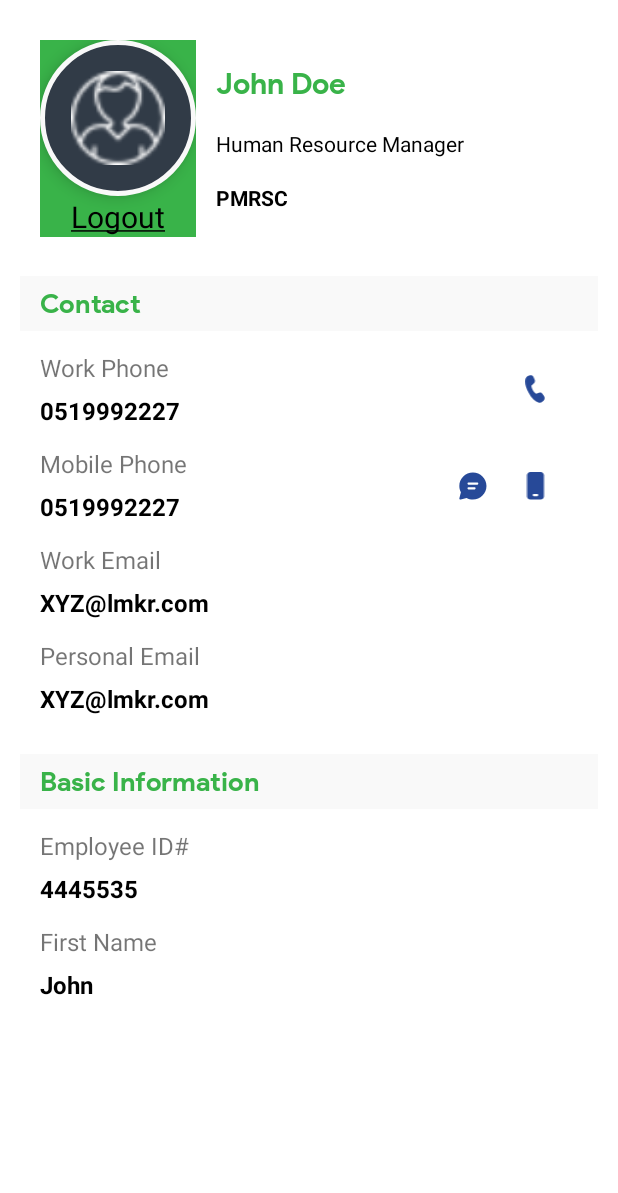
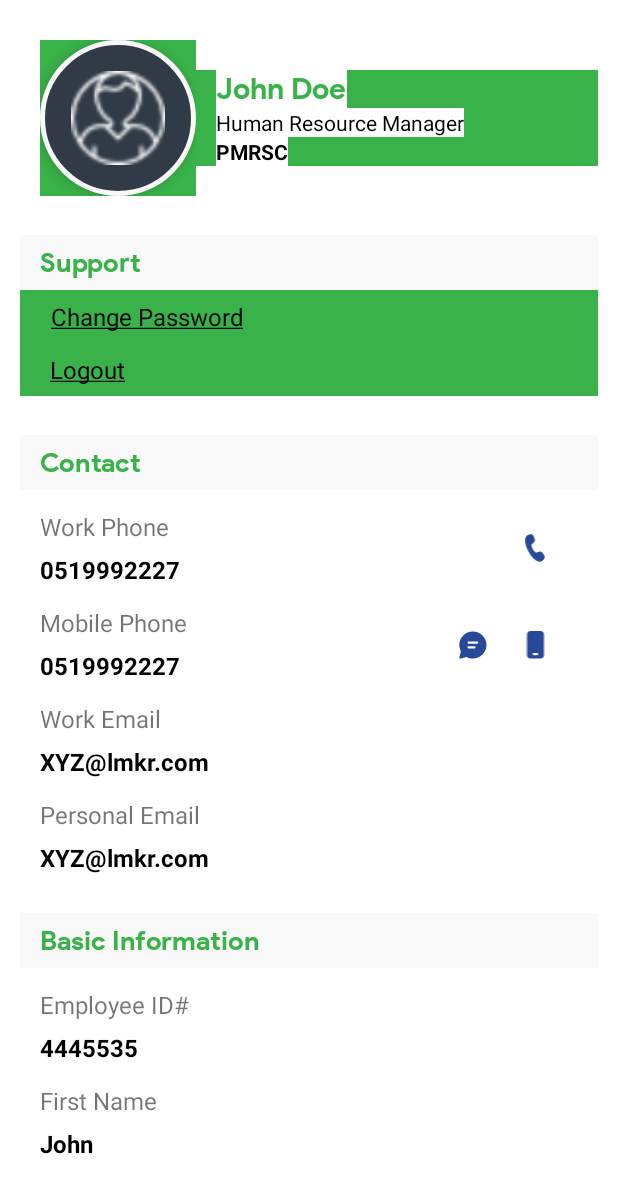
Before and after one commit to SaadNadeem123/PRMSC_HRM_Employee, an Android app: the layout fragment_personal.xml on its own in the app's theme, with its tools: preview values and no code run, on a phone screen of 412 x 824 dp. Shown: the top 1193 px of the screen. Run offline under Robolectric (Android 15) with nearby library versions, the phone set to English and light mode, and no system bars; Roboto replaces fonts that are not available here.

Commit message:
change password implemented
change password implemented

```diff
--- a/app/src/main/java/com/lmkr/prmscemployeeapp/data/webservice/api/Urls.java
+++ b/app/src/main/java/com/lmkr/prmscemployeeapp/data/webservice/api/Urls.java
@@ -35,6 +35,9 @@ public interface Urls {
 
     @POST("employee/login")
     Call<UserData> loginUserApi(@Body JsonObject body);
+
+     @POST("employee/changePassword")
+    Call<ApiBaseResponse> changePassword(@Header("Authorization") String standardHeaders,@Body JsonObject body);
 
     @PUT("attendance/attendance/{UserID}")
     Call<ApiBaseResponse> checkout(@Header("Authorization") String standardHeaders,@Path("UserID") String user_id,@Body JsonObject body);
--- a/app/src/main/java/com/lmkr/prmscemployeeapp/ui/leaverequest/LeaveRequestFragment.java
+++ b/app/src/main/java/com/lmkr/prmscemployeeapp/ui/leaverequest/LeaveRequestFragment.java
@@ -435,7 +435,6 @@ public class LeaveRequestFragment extends Fragment {
                 }
             }
 
-
             removeSpinnerListeners();
 
             LeaveCount selected = leaveType;
--- a/app/src/main/res/layout/fragment_personal.xml
+++ b/app/src/main/res/layout/fragment_personal.xml
@@ -1,9 +1,9 @@
 <?xml version="1.0" encoding="utf-8"?>
 <androidx.constraintlayout.widget.ConstraintLayout xmlns:android="http://schemas.android.com/apk/res/android"
     xmlns:app="http://schemas.android.com/apk/res-auto"
+    xmlns:tools="http://schemas.android.com/tools"
     android:layout_width="match_parent"
     android:layout_height="match_parent"
-    xmlns:tools="http://schemas.android.com/tools"
     tools:context=".ui.myinfo.personalUi.personalFragment">
 
 
@@ -26,10 +26,10 @@
                 android:id="@+id/ll"
                 android:layout_width="@dimen/_80sdp"
                 android:layout_height="wrap_content"
-                android:orientation="vertical"
-                android:gravity="center_horizontal"
                 android:layout_marginStart="@dimen/_10sdp"
                 android:layout_marginTop="@dimen/_10sdp"
+                android:gravity="center_horizontal"
+                android:orientation="vertical"
                 app:layout_constraintStart_toStartOf="parent"
                 app:layout_constraintTop_toTopOf="parent">
 
@@ -46,51 +46,46 @@
                     app:layout_constraintStart_toStartOf="parent"
                     app:layout_constraintTop_toTopOf="parent" />
 
-                <com.lmkr.prmscemployeeapp.ui.customViews.UnderlineTextView
-                    android:id="@+id/logout"
-                    android:layout_width="wrap_content"
+            </LinearLayout>
+
+            <LinearLayout
+                android:id="@+id/ll2"
+                android:layout_width="0dp"
                 android:layout_height="wrap_content"
-                    android:text="@string/logout"
-                    android:textSize="20dp"
-                    android:clickable="true"
-                    android:textColor="@color/clickable_text_black_to_grey"/>
-            </LinearLayout>
+                android:orientation="vertical"
+                app:layout_constraintEnd_toEndOf="parent"
+                app:layout_constraintStart_toEndOf="@+id/ll"
+                app:layout_constraintTop_toTopOf="@id/ll"
+                app:layout_constraintBottom_toBottomOf="@+id/ll">
+
                 <androidx.appcompat.widget.AppCompatTextView
                     android:id="@+id/name"
-                android:layout_width="0dp"
+                    android:layout_width="wrap_content"
                     android:layout_height="wrap_content"
                     android:layout_marginStart="@dimen/_10sdp"
                     android:layout_marginEnd="@dimen/_10sdp"
                     android:background="@android:color/white"
+                    android:fontFamily="@font/product_sans_bold"
                     android:maxLines="1"
                     android:text="John Doe"
-                android:fontFamily="@font/product_sans_bold"
                     android:textColor="@color/text_color"
-                android:textSize="20sp"
-                app:layout_constraintBottom_toTopOf="@+id/designation"
-                app:layout_constraintEnd_toEndOf="parent"
-                app:layout_constraintStart_toEndOf="@+id/ll"
-                app:layout_constraintTop_toTopOf="@+id/ll" />
+                    android:textSize="20sp" />
 
                 <androidx.appcompat.widget.AppCompatTextView
                     android:id="@+id/designation"
-                android:layout_width="0dp"
+                    android:layout_width="wrap_content"
                     android:layout_height="wrap_content"
                     android:layout_marginStart="@dimen/_10sdp"
                     android:layout_marginEnd="@dimen/_10sdp"
                     android:background="@android:color/white"
                     android:maxLines="1"
                     android:text="Human Resource Manager"
-                android:textSize="14sp"
                     android:textColor="@color/black"
-                app:layout_constraintBottom_toTopOf="@+id/department"
-                app:layout_constraintEnd_toEndOf="parent"
-                app:layout_constraintStart_toEndOf="@+id/ll"
-                app:layout_constraintTop_toBottomOf="@+id/name" />
+                    android:textSize="14sp" />
 
                 <androidx.appcompat.widget.AppCompatTextView
                     android:id="@+id/department"
-                android:layout_width="0dp"
+                    android:layout_width="wrap_content"
                     android:layout_height="wrap_content"
                     android:layout_marginStart="@dimen/_10sdp"
                     android:layout_marginEnd="@dimen/_10sdp"
@@ -99,45 +94,94 @@
                     android:text="PMRSC"
                     android:textColor="@android:color/black"
                     android:textSize="14sp"
-                android:textStyle="bold"
-                app:layout_constraintBottom_toTopOf="@+id/officeAddress"
-                app:layout_constraintEnd_toEndOf="parent"
-                app:layout_constraintStart_toEndOf="@+id/ll"
-                app:layout_constraintTop_toBottomOf="@+id/designation" />
+                    android:textStyle="bold" />
 
                 <androidx.appcompat.widget.AppCompatTextView
                     android:id="@+id/officeAddress"
-                android:layout_width="0dp"
+                    android:layout_width="wrap_content"
                     android:layout_height="wrap_content"
                     android:layout_marginStart="@dimen/_10sdp"
                     android:layout_marginEnd="@dimen/_10sdp"
                     android:background="@android:color/white"
                     android:maxLines="1"
                     android:text="Lahore (Head Office)"
-                android:visibility="gone"
                     android:textSize="14sp"
-                app:layout_constraintBottom_toBottomOf="@+id/ll"
+                    android:visibility="gone" />
+
+            </LinearLayout>
+
+
+            <androidx.appcompat.widget.AppCompatTextView
+                android:id="@+id/textAction"
+                android:layout_width="match_parent"
+                android:layout_height="@dimen/_28sdp"
+                android:layout_marginTop="@dimen/_20sdp"
+                android:background="@color/view_bg"
+                android:fontFamily="@font/product_sans_bold"
+                android:gravity="center_vertical"
+                android:paddingStart="@dimen/_10sdp"
+                android:text="@string/support"
+                android:textColor="@color/text_color"
+                android:textSize="18sp"
                 app:layout_constraintEnd_toEndOf="parent"
-                app:layout_constraintStart_toEndOf="@+id/ll"
-                app:layout_constraintTop_toBottomOf="@+id/department" />
+                app:layout_constraintStart_toStartOf="parent"
+                app:layout_constraintTop_toBottomOf="@+id/ll"
+                tools:ignore="RtlSymmetry" />
 
+
+            <LinearLayout
+                android:id="@+id/ll3"
+                android:layout_width="match_parent"
+                android:layout_height="wrap_content"
+                android:orientation="vertical"
+                android:textStyle="bold"
+                app:layout_constraintStart_toStartOf="parent"
+                app:layout_constraintTop_toBottomOf="@+id/textAction">
+
+                <com.lmkr.prmscemployeeapp.ui.customViews.UnderlineTextView
+                    android:id="@+id/changePassword"
+                    android:layout_width="wrap_content"
+                    android:layout_height="wrap_content"
+                    android:clickable="true"
+                    android:layout_marginStart="@dimen/_10sdp"
+                    android:layout_marginEnd="@dimen/_10sdp"
+                    android:gravity="end"
+                    android:padding="@dimen/_5sdp"
+                    android:text="@string/change_password"
+                    android:textColor="@color/clickable_text_black_to_grey"
+                    android:textSize="16sp" />
+
+                <com.lmkr.prmscemployeeapp.ui.customViews.UnderlineTextView
+                    android:id="@+id/logout"
+                    android:layout_width="wrap_content"
+                    android:layout_height="wrap_content"
+                    android:layout_marginStart="@dimen/_10sdp"
+                    android:layout_marginEnd="@dimen/_10sdp"
+                    android:clickable="true"
+                    android:gravity="end"
+                    android:padding="@dimen/_5sdp"
+                    android:text="@string/logout"
+                    android:textColor="@color/clickable_text_black_to_grey"
+                    android:textSize="16sp" />
+
+            </LinearLayout>
 
 
             <androidx.appcompat.widget.AppCompatTextView
                 android:id="@+id/text1"
                 android:layout_width="match_parent"
                 android:layout_height="@dimen/_28sdp"
-                app:layout_constraintEnd_toEndOf="parent"
                 android:layout_marginTop="@dimen/_20sdp"
                 android:background="@color/view_bg"
+                android:fontFamily="@font/product_sans_bold"
+                android:gravity="center_vertical"
+                android:paddingStart="@dimen/_10sdp"
                 android:text="@string/contact"
-                android:fontFamily="@font/product_sans_bold"
                 android:textColor="@color/text_color"
                 android:textSize="18sp"
-                android:paddingStart="@dimen/_10sdp"
-                android:gravity="center_vertical"
+                app:layout_constraintEnd_toEndOf="parent"
                 app:layout_constraintStart_toStartOf="parent"
-                app:layout_constraintTop_toBottomOf="@+id/ll"
+                app:layout_constraintTop_toBottomOf="@+id/ll3"
                 tools:ignore="RtlSymmetry" />
 
 
@@ -145,11 +189,11 @@
                 android:id="@+id/text2"
                 android:layout_width="wrap_content"
                 android:layout_height="wrap_content"
+                android:layout_marginStart="@dimen/_10sdp"
                 android:layout_marginTop="@dimen/_10sdp"
                 android:background="@color/white"
                 android:text="@string/work_phone"
                 android:textSize="16sp"
-                android:layout_marginStart="@dimen/_10sdp"
                 app:layout_constraintStart_toStartOf="parent"
                 app:layout_constraintTop_toBottomOf="@+id/text1" />
 
@@ -157,13 +201,13 @@
                 android:id="@+id/landline"
                 android:layout_width="wrap_content"
                 android:layout_height="wrap_content"
+                android:layout_marginStart="@dimen/_10sdp"
                 android:layout_marginTop="@dimen/_5sdp"
                 android:background="@color/white"
                 android:text="0519992227"
-                android:textStyle="bold"
                 android:textColor="@color/black"
                 android:textSize="16sp"
-                android:layout_marginStart="@dimen/_10sdp"
+                android:textStyle="bold"
                 app:layout_constraintStart_toStartOf="parent"
                 app:layout_constraintTop_toBottomOf="@+id/text2" />
 
@@ -211,11 +255,11 @@
                 android:id="@+id/text8"
                 android:layout_width="wrap_content"
                 android:layout_height="wrap_content"
+                android:layout_marginStart="@dimen/_10sdp"
                 android:layout_marginTop="@dimen/_10sdp"
                 android:background="@color/white"
                 android:text="@string/mobile_phone"
                 android:textSize="16sp"
-                android:layout_marginStart="@dimen/_10sdp"
                 app:layout_constraintStart_toStartOf="parent"
                 app:layout_constraintTop_toBottomOf="@+id/landline" />
 
@@ -223,13 +267,13 @@
                 android:id="@+id/mobilePhone"
                 android:layout_width="wrap_content"
                 android:layout_height="wrap_content"
+                android:layout_marginStart="@dimen/_10sdp"
                 android:layout_marginTop="@dimen/_5sdp"
                 android:background="@color/white"
                 android:text="0519992227"
-                android:textStyle="bold"
                 android:textColor="@color/black"
                 android:textSize="16sp"
-                android:layout_marginStart="@dimen/_10sdp"
+                android:textStyle="bold"
                 app:layout_constraintStart_toStartOf="parent"
                 app:layout_constraintTop_toBottomOf="@+id/text8" />
 
@@ -238,11 +282,11 @@
                 android:id="@+id/text3"
                 android:layout_width="wrap_content"
                 android:layout_height="wrap_content"
+                android:layout_marginStart="@dimen/_10sdp"
                 android:layout_marginTop="@dimen/_10sdp"
                 android:background="@color/white"
                 android:text="@string/work_email"
                 android:textSize="16sp"
-                android:layout_marginStart="@dimen/_10sdp"
                 app:layout_constraintStart_toStartOf="parent"
                 app:layout_constraintTop_toBottomOf="@+id/mobilePhone" />
 
@@ -250,13 +294,13 @@
                 android:id="@+id/workEmail"
                 android:layout_width="wrap_content"
                 android:layout_height="wrap_content"
+                android:layout_marginStart="@dimen/_10sdp"
                 android:layout_marginTop="@dimen/_5sdp"
                 android:background="@color/white"
                 android:text="XYZ@lmkr.com"
-                android:textStyle="bold"
                 android:textColor="@color/black"
                 android:textSize="16sp"
-                android:layout_marginStart="@dimen/_10sdp"
+                android:textStyle="bold"
                 app:layout_constraintStart_toStartOf="parent"
                 app:layout_constraintTop_toBottomOf="@+id/text3" />
 
@@ -264,11 +308,11 @@
                 android:id="@+id/text4"
                 android:layout_width="wrap_content"
                 android:layout_height="wrap_content"
+                android:layout_marginStart="@dimen/_10sdp"
                 android:layout_marginTop="@dimen/_10sdp"
                 android:background="@color/white"
                 android:text="@string/personal_email"
                 android:textSize="16sp"
-                android:layout_marginStart="@dimen/_10sdp"
                 app:layout_constraintStart_toStartOf="parent"
                 app:layout_constraintTop_toBottomOf="@+id/workEmail" />
 
@@ -276,13 +320,13 @@
                 android:id="@+id/personalEmail"
                 android:layout_width="wrap_content"
                 android:layout_height="wrap_content"
+                android:layout_marginStart="@dimen/_10sdp"
                 android:layout_marginTop="@dimen/_5sdp"
                 android:background="@color/white"
                 android:text="XYZ@lmkr.com"
-                android:textStyle="bold"
                 android:textColor="@color/black"
                 android:textSize="16sp"
-                android:layout_marginStart="@dimen/_10sdp"
+                android:textStyle="bold"
                 app:layout_constraintStart_toStartOf="parent"
                 app:layout_constraintTop_toBottomOf="@+id/text4" />
 
@@ -290,15 +334,15 @@
                 android:id="@+id/text5"
                 android:layout_width="match_parent"
                 android:layout_height="@dimen/_28sdp"
-                app:layout_constraintEnd_toEndOf="parent"
                 android:layout_marginTop="@dimen/_20sdp"
                 android:background="@color/view_bg"
+                android:fontFamily="@font/product_sans_bold"
+                android:gravity="center_vertical"
+                android:paddingStart="@dimen/_10sdp"
                 android:text="@string/basic_info"
                 android:textColor="@color/text_color"
                 android:textSize="18sp"
-                android:paddingStart="@dimen/_10sdp"
-                android:fontFamily="@font/product_sans_bold"
-                android:gravity="center_vertical"
+                app:layout_constraintEnd_toEndOf="parent"
                 app:layout_constraintStart_toStartOf="parent"
                 app:layout_constraintTop_toBottomOf="@+id/personalEmail"
                 tools:ignore="RtlSymmetry" />
@@ -307,11 +351,11 @@
                 android:id="@+id/text6"
                 android:layout_width="wrap_content"
                 android:layout_height="wrap_content"
+                android:layout_marginStart="@dimen/_10sdp"
                 android:layout_marginTop="@dimen/_10sdp"
                 android:background="@color/white"
                 android:text="@string/employee_id"
                 android:textSize="16sp"
-                android:layout_marginStart="@dimen/_10sdp"
                 app:layout_constraintStart_toStartOf="parent"
                 app:layout_constraintTop_toBottomOf="@+id/text5" />
 
@@ -319,13 +363,13 @@
                 android:id="@+id/employeeId"
                 android:layout_width="wrap_content"
                 android:layout_height="wrap_content"
+                android:layout_marginStart="@dimen/_10sdp"
                 android:layout_marginTop="@dimen/_5sdp"
                 android:background="@color/white"
                 android:text="4445535"
-                android:textStyle="bold"
                 android:textColor="@color/black"
                 android:textSize="16sp"
-                android:layout_marginStart="@dimen/_10sdp"
+                android:textStyle="bold"
                 app:layout_constraintStart_toStartOf="parent"
                 app:layout_constraintTop_toBottomOf="@+id/text6" />
 
@@ -333,11 +377,11 @@
                 android:id="@+id/text7"
                 android:layout_width="wrap_content"
                 android:layout_height="wrap_content"
+                android:layout_marginStart="@dimen/_10sdp"
                 android:layout_marginTop="@dimen/_10sdp"
                 android:background="@color/white"
                 android:text="@string/first_name"
                 android:textSize="16sp"
-                android:layout_marginStart="@dimen/_10sdp"
                 app:layout_constraintStart_toStartOf="parent"
                 app:layout_constraintTop_toBottomOf="@+id/employeeId" />
 
@@ -345,16 +389,15 @@
                 android:id="@+id/firstName"
                 android:layout_width="wrap_content"
                 android:layout_height="wrap_content"
+                android:layout_marginStart="@dimen/_10sdp"
                 android:layout_marginTop="@dimen/_5sdp"
                 android:background="@color/white"
                 android:text="John"
-                android:textStyle="bold"
                 android:textColor="@color/black"
                 android:textSize="16sp"
-                android:layout_marginStart="@dimen/_10sdp"
+                android:textStyle="bold"
                 app:layout_constraintStart_toStartOf="parent"
                 app:layout_constraintTop_toBottomOf="@+id/text7" />
-
  </androidx.constraintlayout.widget.ConstraintLayout>
 
     </ScrollView>
--- a/app/src/main/res/values/colors.xml
+++ b/app/src/main/res/values/colors.xml
@@ -20,7 +20,8 @@
     <color name="grey_text">#737270</color>
     <color name="grey_text_disabled">#D9D9D9</color>
     <color name="red">#F84B4B</color>
-    <color name ="text_color">#39B349</color>
+<!--    <color name ="text_color">#39B349</color>-->
+    <color name ="text_color">@color/app_green</color>
     <color name ="view_bg">#F9F9F9</color>
     <color name="document_tv_color">#274998</color>
 </resources>
--- a/app/src/main/res/values/strings.xml
+++ b/app/src/main/res/values/strings.xml
@@ -132,5 +132,11 @@
     <string name="size_greater_than_2mb">File size is greater than 2MB</string>
     <string name="no_record_found">No Record Found</string>
     <string name="connect_to_binded_wifi">"Kindly connect to binded wifi to proceed. "</string>
+    <string name="change_password">Change Password</string>
+    <string name="support">Support</string>
+    <string name="current_password">Current Password</string>
+    <string name="new_password">New Password</string>
+    <string name="confirm_password">Confirm Password</string>
+    <string name="submit">Submit</string>
 
 </resources>
```
Also changed, not shown: app/src/main/java/com/lmkr/prmscemployeeapp/ui/customViews/CustomDatePickerDialog.java (+11 -5 lines), app/src/main/java/com/lmkr/prmscemployeeapp/ui/fragments/ChangePasswordFragment.java (added, +236 -0 lines), app/src/main/java/com/lmkr/prmscemployeeapp/ui/myinfo/personalUi/personalFragment.java (+9 -0 lines), app/src/main/java/com/lmkr/prmscemployeeapp/ui/utilities/AppUtils.java (+9 -2 lines), app/src/main/res/layout/fragment_change_password.xml (added, +250 -0 lines). Lines whose indentation alone changed are shown as unchanged.
